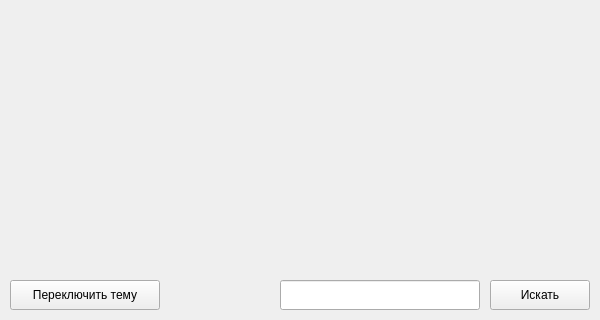
This is mainwindow.ui in Timurazavr/Maps-API as Qt 5 draws it before an edit; both pictures show x 0 to 600 and y 180 to 500 of the 600 by 500 pixel window. The edited form follows.
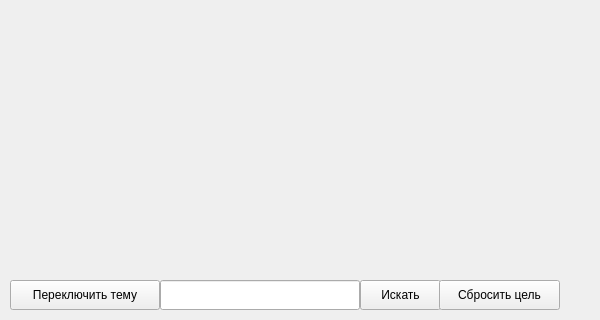
This is the edited form.

Patch:
```diff
--- a/mainwindow.ui
+++ b/mainwindow.ui
@@ -43,7 +43,7 @@
    <widget class="QLineEdit" name="searchEdit">
     <property name="geometry">
      <rect>
-      <x>280</x>
+      <x>160</x>
       <y>460</y>
       <width>200</width>
       <height>30</height>
@@ -59,9 +59,9 @@
    <widget class="QPushButton" name="searchBtn">
     <property name="geometry">
      <rect>
-      <x>490</x>
+      <x>360</x>
       <y>460</y>
-      <width>100</width>
+      <width>81</width>
       <height>30</height>
      </rect>
     </property>
@@ -69,6 +69,19 @@
      <string>Искать</string>
     </property>
    </widget>
+   <widget class="QPushButton" name="resetBtn">
+    <property name="geometry">
+     <rect>
+      <x>439</x>
+      <y>460</y>
+      <width>121</width>
+      <height>30</height>
+     </rect>
+    </property>
+    <property name="text">
+     <string>Сбросить цель</string>
+    </property>
+   </widget>
   </widget>
  </widget>
  <resources/>
```
